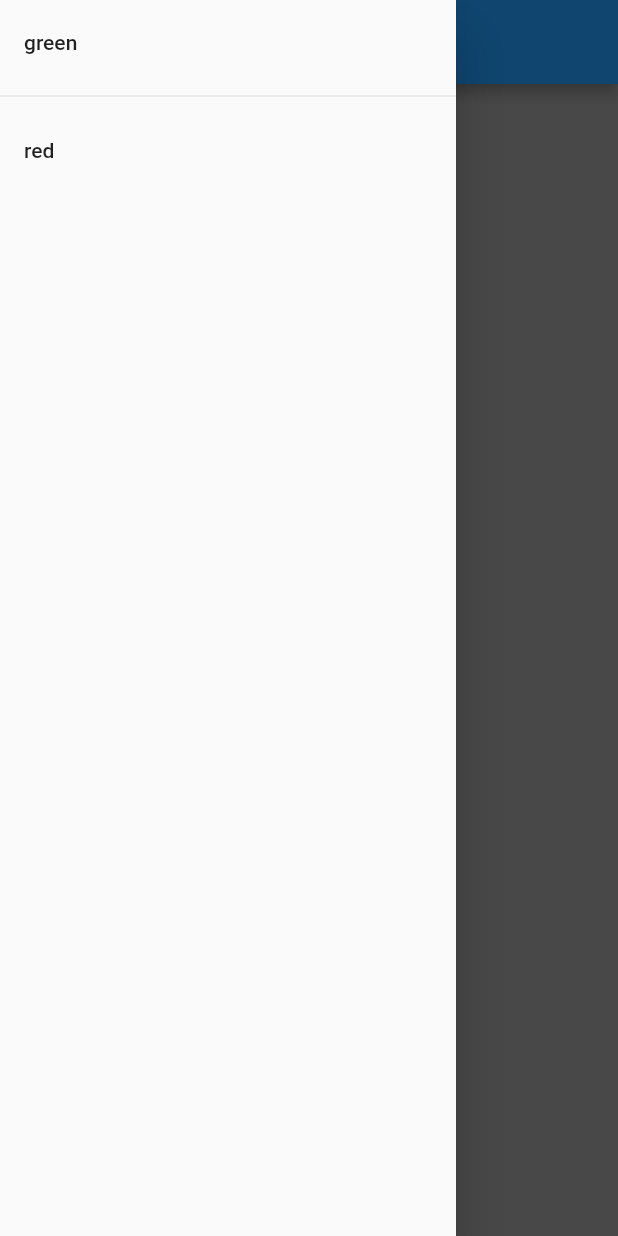
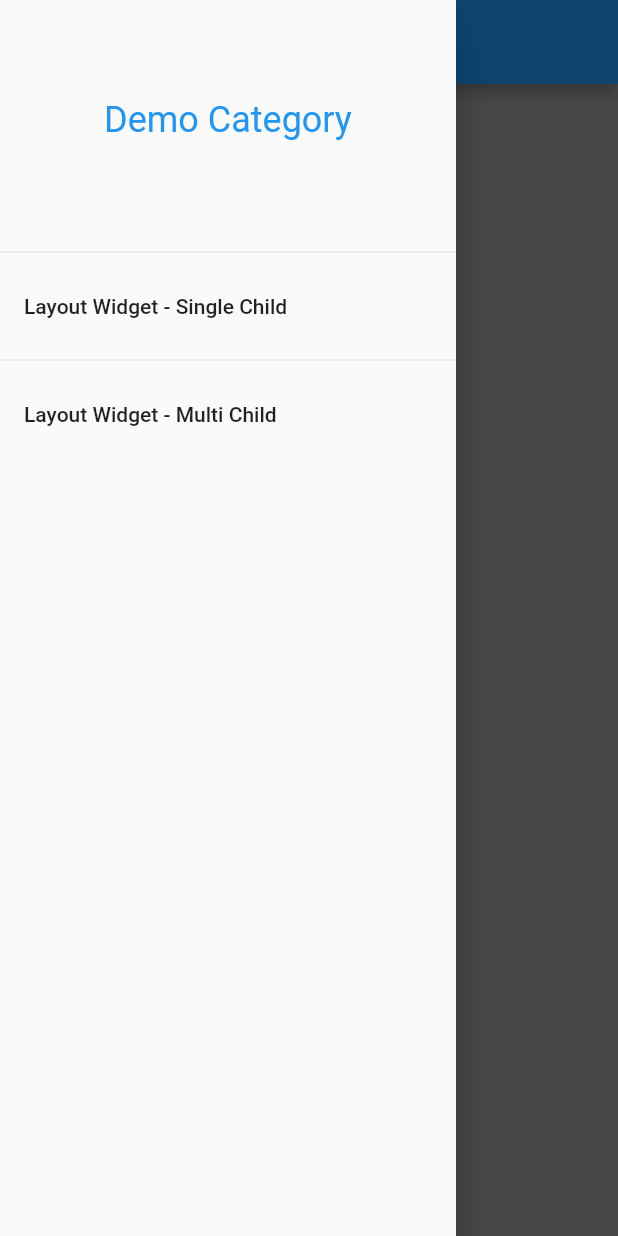
Before and after one commit to lhalcyon/flutter_study, a Flutter app: the screen it shows after launch, with the side drawer open, on a phone screen of 412 x 824 dp. Run offline on Flutter 3.47's test engine with Material 2 defaults, Android fonts, the phone set to English and light mode, and no system bars.

Commit message:
todo demos

```diff
--- a/lib/drawer/drawer.dart
+++ b/lib/drawer/drawer.dart
@@ -1,4 +1,6 @@
 import 'package:flutter/material.dart';
+import 'package:vue_study/layout/single/main_layout_single.dart';
+import 'package:vue_study/main.dart';
 
 
 class DemoDrawer extends StatelessWidget {
@@ -6,20 +8,59 @@ class DemoDrawer extends StatelessWidget {
 
   @override
   Widget build(BuildContext context) {
-      final List<Widget> allDrawerItems = <Widget> [
-          new ListTile(
-            title: const Text('green'),
+    final List<Widget> allDrawerItems = <Widget>[
+      new Container(
+        height: 160.0,
+        alignment: Alignment.center,
+        child: new Text(
+            'Demo Category',
+             style: new TextStyle(
+                color: Colors.blue,
+                fontSize: 24.0
+            )
+        ),
       ),
       const Divider(),
       new ListTile(
-            title: const Text('red'),
+        title: const Text('Layout Widget - Single Child'),
+        onTap: (){
+//          setState(){
+//            var page = new PageEntry('Layout Widget - Single Child', new MainLayoutSingle());
+//            _pushPage(context,page);
+//          }
+          Navigator.of(context).pop(); // Dismiss the drawer.
+          _pushPage(context,new PageEntry('Layout Widget - Single Child', new MainLayoutSingle()));
+
+        }
+      ),
+      const Divider(),
+      new ListTile(
+        title: const Text('Layout Widget - Multi Child'),
       )
     ];
 
     return new Drawer(
       child: new ListView(
-          primary: false,children: allDrawerItems,
+        primary: false, children: allDrawerItems,
       ),
     );
   }
+
+  _pushPage(BuildContext context,PageEntry entry){
+    var widget = entry.widget;
+
+    if (widget != null) {
+      Navigator.of(context).push(
+          new MaterialPageRoute(builder: (context) {
+            return new Scaffold(
+                appBar: new AppBar(
+                    title: new Text(entry.title)
+                ),
+                body: widget
+            );
+          })
+      );
+      print('push');
     }
+  }
+}
--- a/lib/main.dart
+++ b/lib/main.dart
@@ -1,6 +1,6 @@
 import 'package:flutter/material.dart';
 import 'package:vue_study/drawer/drawer.dart';
-import 'package:vue_study/layout/main_layout_single.dart';
+import 'package:vue_study/layout/single/main_layout_single.dart';
 
 void main() => runApp(new DemoApp());
 
```
Also changed, not shown: lib/layout/single/main_layout_single.dart (renamed from lib/layout/main_layout_single.dart, +8 -11 lines), lib/layout/single/demo_align.dart (renamed from lib/layout/demo_align.dart), lib/layout/single/demo_aspect_ratio.dart (renamed from lib/layout/demo_aspect_ratio.dart), lib/layout/single/demo_baseline.dart (renamed from lib/layout/demo_baseline.dart), lib/layout/single/demo_constrainedbox.dart (renamed from lib/layout/demo_constrainedbox.dart), lib/layout/single/demo_container.dart (renamed from lib/layout/demo_container.dart), lib/layout/single/demo_fittedbox.dart (renamed from lib/layout/demo_fittedbox.dart), lib/layout/single/demo_fractionallysizedbox.dart (renamed from lib/layout/demo_fractionallysizedbox.dart), lib/layout/single/demo_padding.dart (renamed from lib/layout/demo_padding.dart). Lines whose indentation alone changed are shown as unchanged.
